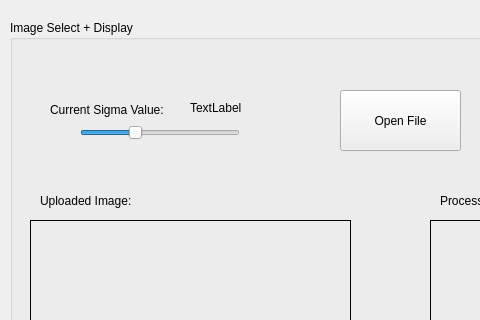
First picture: the form in src/eggsizerml.ui, repository jaxmattfair/eggsizerML, before the edit; both pictures show x 0 to 480 and y 0 to 320 of the 800 by 600 pixel window.
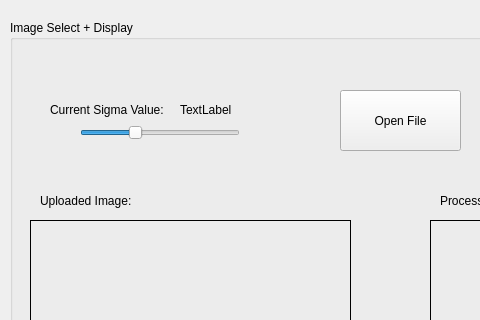
Second picture: the form after the edit.

Commit message: Better UI Element Names

Diff of the .ui file:
```diff
--- a/src/eggsizerml.ui
+++ b/src/eggsizerml.ui
@@ -135,10 +135,10 @@
     <widget class="QLabel" name="sigma_val_label">
      <property name="geometry">
       <rect>
-       <x>180</x>
+       <x>170</x>
        <y>80</y>
        <width>58</width>
-       <height>16</height>
+       <height>20</height>
       </rect>
      </property>
      <property name="text">
```
Left out of the diff: 2 changed lines with no effect on the pictures. The commit also changes 2 other files.
